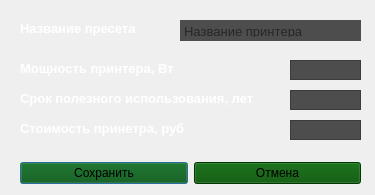
Above: src/view/ui/settings_preset.ui from Ranzo/Calc3d_by_Risen before the change. Below: the same form after it.
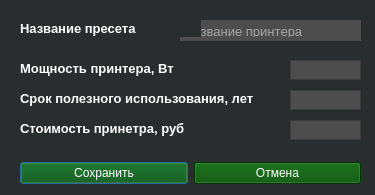
That is the form after the change. Icons and pictures are not drawn.

```diff
--- a/src/view/ui/settings_preset.ui
+++ b/src/view/ui/settings_preset.ui
@@ -2,6 +2,12 @@
 <ui version="4.0">
  <class>SettingsPreset</class>
  <widget class="QDialog" name="SettingsPreset">
+<property name="styleSheet">
+  <string notr="true">
+    background-color: rgb(42, 45, 46);
+    color: white; 
+  </string>
+</property>
   <property name="geometry">
    <rect>
     <x>0</x>
```
